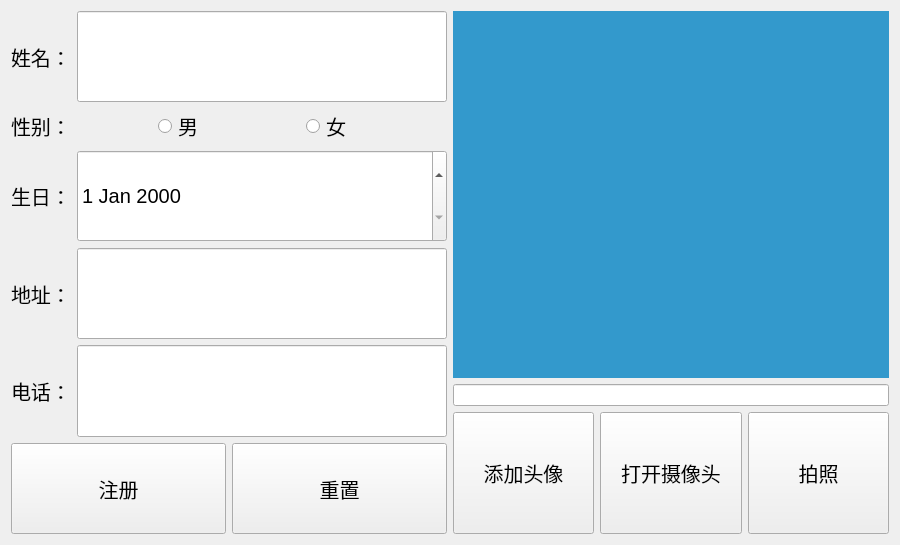
The window that AttendanceServer/registerwin.ui (zdn-lll/QT-Opencv-seetaface6) describes before a commit, drawn with Qt 5.
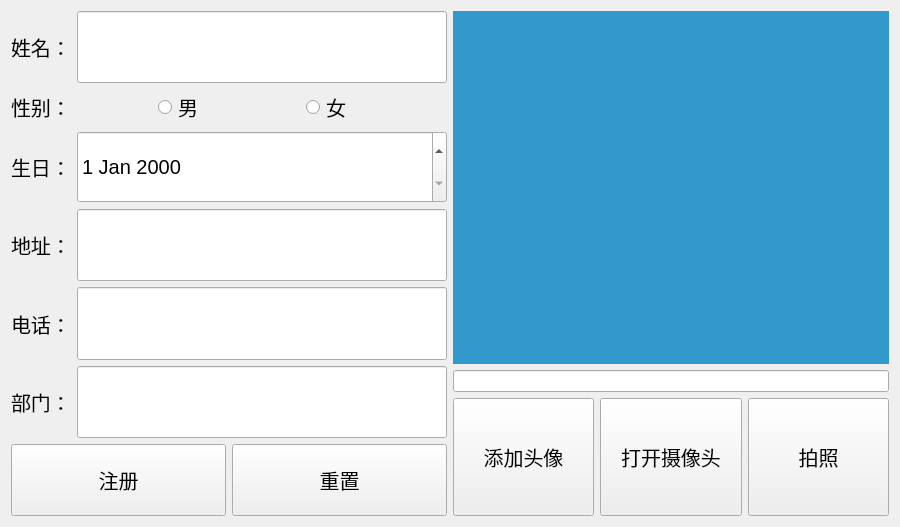
The same window after the commit.

```diff
--- a/AttendanceServer/registerwin.ui
+++ b/AttendanceServer/registerwin.ui
@@ -7,13 +7,15 @@
     <x>0</x>
     <y>0</y>
     <width>900</width>
-    <height>545</height>
+    <height>527</height>
    </rect>
   </property>
   <property name="windowTitle">
    <string>Form</string>
   </property>
-  <layout class="QHBoxLayout" name="horizontalLayout_8">
+  <layout class="QHBoxLayout" name="horizontalLayout_10">
+   <item>
+    <layout class="QHBoxLayout" name="horizontalLayout_9">
    <item>
     <layout class="QVBoxLayout" name="verticalLayout">
      <item>
@@ -180,6 +182,37 @@
        </item>
       </layout>
      </item>
+       <item>
+        <layout class="QHBoxLayout" name="horizontalLayout_8">
+         <item>
+          <widget class="QLabel" name="label_6">
+           <property name="font">
+            <font>
+             <pointsize>15</pointsize>
+            </font>
+           </property>
+           <property name="text">
+            <string>部门：</string>
+           </property>
+          </widget>
+         </item>
+         <item>
+          <widget class="QLineEdit" name="departmentEdit">
+           <property name="sizePolicy">
+            <sizepolicy hsizetype="Expanding" vsizetype="Expanding">
+             <horstretch>0</horstretch>
+             <verstretch>0</verstretch>
+            </sizepolicy>
+           </property>
+           <property name="font">
+            <font>
+             <pointsize>15</pointsize>
+            </font>
+           </property>
+          </widget>
+         </item>
+        </layout>
+       </item>
      <item>
       <layout class="QHBoxLayout" name="horizontalLayout_6">
        <item>
@@ -292,6 +325,8 @@
           <string>拍照</string>
          </property>
         </widget>
+         </item>
+        </layout>
        </item>
       </layout>
      </item>
```
Lines whose indentation alone changed are shown as unchanged.
